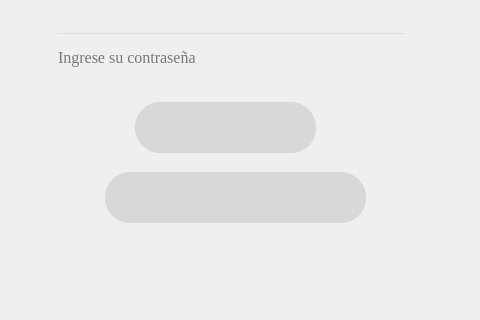
First picture: the form in src/views/ui/ingresoRegistro.ui, repository avengetwist2/trabajo-final-logica, before the edit; both pictures show x 255 to 735 and y 278 to 598 of the 1000 by 598 pixel window.
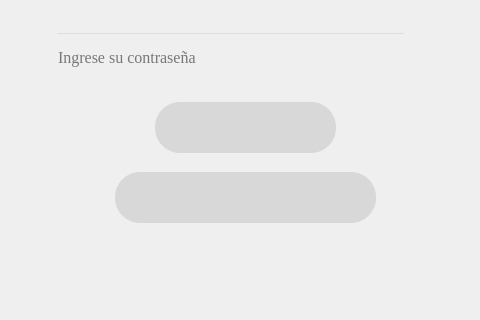
Second picture: the form after the edit. Icons and pictures are not drawn.

```diff
--- a/src/views/ui/ingresoRegistro.ui
+++ b/src/views/ui/ingresoRegistro.ui
@@ -109,7 +109,7 @@
    <widget class="QPushButton" name="btn_login">
     <property name="geometry">
      <rect>
-      <x>390</x>
+      <x>410</x>
       <y>380</y>
       <width>181</width>
       <height>51</height>
@@ -132,7 +132,7 @@
    <widget class="QPushButton" name="btn_registro">
     <property name="geometry">
      <rect>
-      <x>360</x>
+      <x>370</x>
       <y>450</y>
       <width>261</width>
       <height>51</height>
```
Left out of the diff: 6 changed lines with no effect on the pictures.
